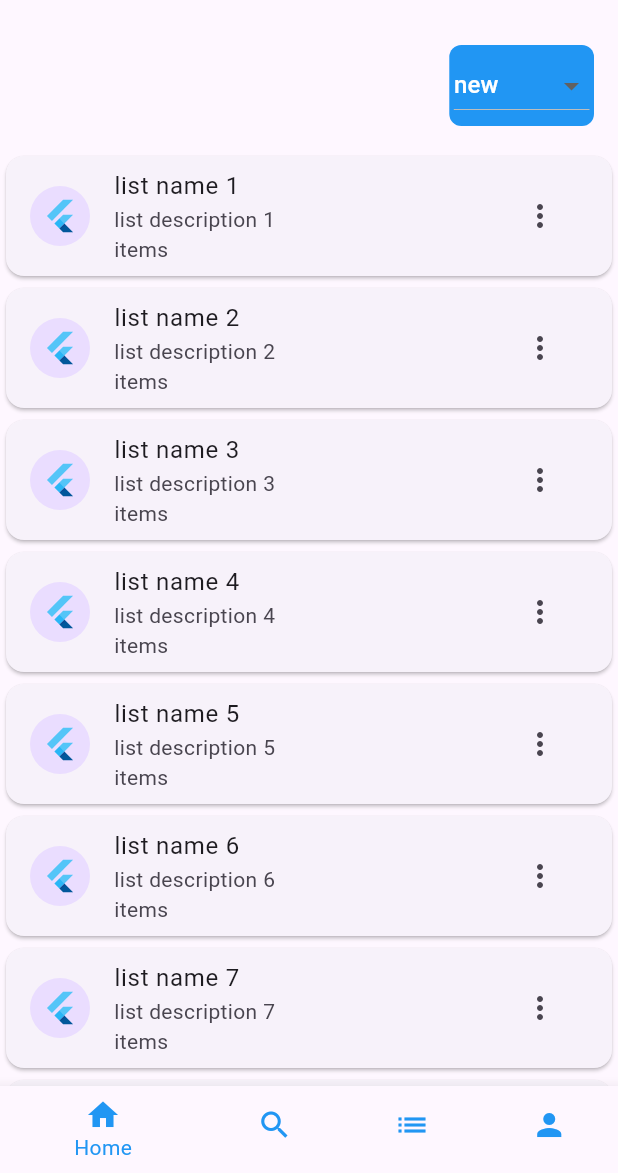
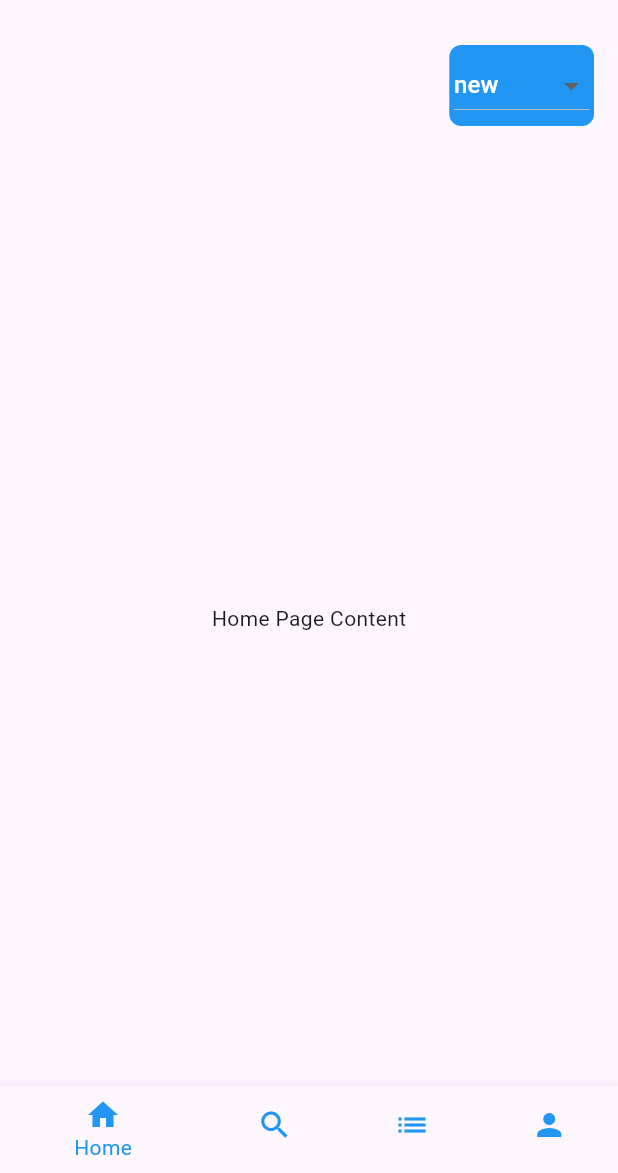
Before and after one commit to JAXBRS/Listat_Flutter_Rep, a Flutter app: the screen it shows after launch, on a phone screen of 412 x 824 dp, the part 63-1236 px from its top. Run offline on Flutter 3.47's test engine with Material 3 defaults, Android fonts, the phone set to English and light mode, and no system bars; our stand-ins replace image_picker, objectbox; generated files the repository leaves out were written again.

Commit message:
Update myList.dart enhance navigation method
only navigation to browseList and myList works

```diff
--- a/lib/myList.dart
+++ b/lib/myList.dart
@@ -1,8 +1,5 @@
 import 'package:flutter/material.dart';
-import 'package:listat/db.dart';
-import 'package:listat/objectbox.g.dart';
-import 'package:objectbox/objectbox.dart';
-import 'package:path_provider/path_provider.dart';
+import 'browseList.dart';
 
 class MyList extends StatefulWidget {
   const MyList({Key? key}) : super(key: key);
@@ -18,11 +15,13 @@ class _MyListState extends State<MyList> {
   String? selectedOption;
 
   int _selectedIndex = 0;
+
+  // Replace the Text widgets with your actual pages
   static List<Widget> _widgetOptions = <Widget>[
-    Text('Index 0: Home'),
-    Text('Index 1: Business'),
-    Text('Index 2: School'),
-    Text('Index 3: Settings'),
+    HomePage(),
+    SearchPage(),
+    browseList(), // Display browseList page when List icon is tapped
+    ProfilePage(),
   ];
 
   void _onItemTapped(int index) {
@@ -67,50 +66,6 @@ class _MyListState extends State<MyList> {
       ),
     );
 
-    var listCard = ListView(
-      children: [
-        for (int index = 1; index < 21; index++)
-          Card(
-            child: ListTile(
-              leading: const CircleAvatar(child: FlutterLogo()),
-              title: Text('list name $index'),
-              subtitle: Column(
-                crossAxisAlignment: CrossAxisAlignment.start,
-                children: [
-                  Text('list description $index'),
-                  const Text('items'),
-                ],
-              ),
-              trailing: PopupMenuButton<String>(
-                itemBuilder: (BuildContext context) {
-                  return [
-                    const PopupMenuItem<String>(
-                      value: 'Delete',
-                      child: Text('Delete'),
-                    ),
-                    const PopupMenuItem<String>(
-                      value: 'Edit',
-                      child: Text('Edit'),
-                    ),
-                  ];
-                },
-                onSelected: (String choice) async {
-                  // late Store store;
-                  // initObjectBox() async {
-                  //   final docDir = await getApplicationDocumentsDirectory();
-                  //   store = Store(
-                  //     getObjectBoxModel(),
-                  //     directory: path.join(docDir.path, 'objectbox'),
-                  //   );
-                  //   print('saving to ${path.join(docDir.path, 'objectbox')}');
-                  // }
-                },
-              ),
-            ),
-          )
-      ],
-    );
-
     return MaterialApp(
       title: 'My List',
       home: Scaffold(
@@ -121,7 +76,7 @@ class _MyListState extends State<MyList> {
           crossAxisAlignment: CrossAxisAlignment.stretch,
           children: [
             addButton,
-            Expanded(child: listCard),
+            Expanded(child: _widgetOptions[_selectedIndex]),
           ],
         ),
         bottomNavigationBar: BottomNavigationBar(
@@ -151,3 +106,30 @@ class _MyListState extends State<MyList> {
     );
   }
 }
+
+class HomePage extends StatelessWidget {
+  @override
+  Widget build(BuildContext context) {
+    return Center(
+      child: Text('Home Page Content'),
+    );
+  }
+}
+
+class SearchPage extends StatelessWidget {
+  @override
+  Widget build(BuildContext context) {
+    return Center(
+      child: Text('Search Page Content'),
+    );
+  }
+}
+
+class ProfilePage extends StatelessWidget {
+  @override
+  Widget build(BuildContext context) {
+    return Center(
+      child: Text('Profile Page Content'),
+    );
+  }
+}
```
